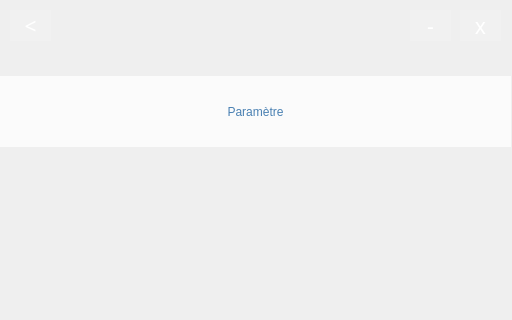
First picture: the form in Babel/client/forms/BabelSetting.ui, repository gvsurenderreddy/Babel-VOIP, before the edit; both pictures show x 0 to 512 and y 0 to 320 of the 512 by 870 pixel window.
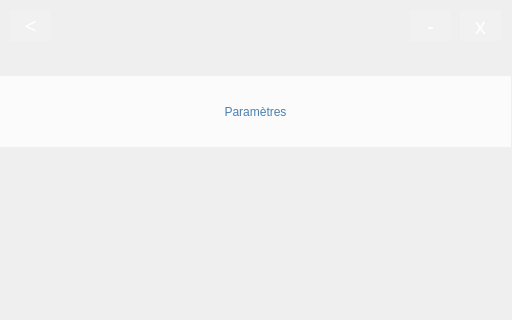
Second picture: the form after the edit. Icons and pictures are not drawn.

Diff of the .ui file:
```diff
--- a/Babel/client/forms/BabelSetting.ui
+++ b/Babel/client/forms/BabelSetting.ui
@@ -114,7 +114,7 @@
 </string>
    </property>
    <property name="text">
-    <string>Paramètre</string>
+    <string>Paramètres</string>
    </property>
    <property name="alignment">
     <set>Qt::AlignCenter</set>
```
